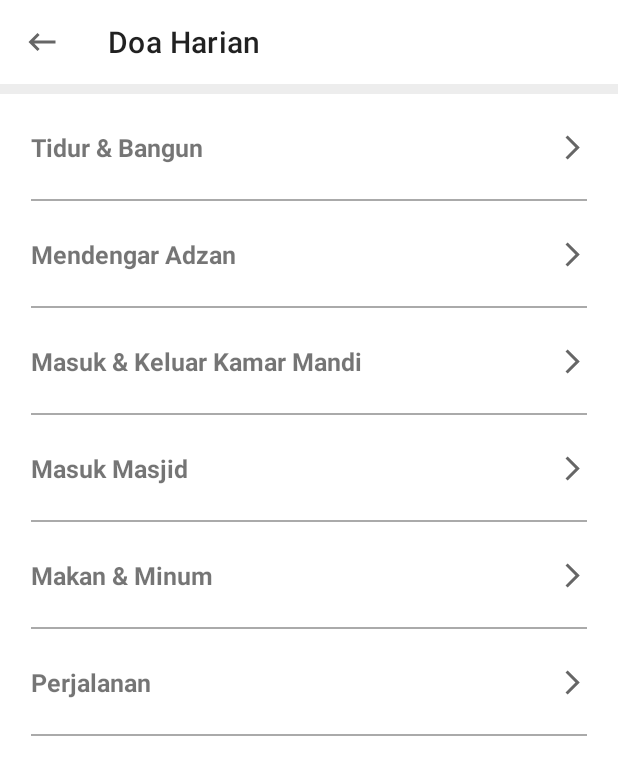
After one commit to anggapamb/Islamic, an Android app: the DoaHarianActivity screen opened directly, with no data from a screen before it, on a phone screen of 412 x 824 dp. The commit adds this screen. Shown: the top 775 px of the screen. Run offline under Robolectric (Android 15) with nearby library versions, the phone set to English and light mode, and no system bars; our stand-ins replace sdp/ssp sizes.

Commit message:
==> Doa Harian Belum selese brow!!!

```diff
--- a/app/src/main/AndroidManifest.xml
+++ b/app/src/main/AndroidManifest.xml
@@ -9,7 +9,10 @@
         android:roundIcon="@mipmap/ic_launcher_round"
         android:supportsRtl="true"
         android:theme="@style/Theme.Islamic">
-        <activity android:name=".activity.TahlilActivity"></activity>
+        <activity android:name=".activity.AyatKursiActivity"></activity>
+        <activity android:name=".activity.AboutAcitivity" />
+        <activity android:name=".activity.DoaHarianActivity" />
+        <activity android:name=".activity.TahlilActivity" />
         <activity android:name=".activity.AsmaulHusnaActivity" />
         <activity android:name=".activity.HomeActivity" />
         <activity android:name=".activity.MainActivity">
--- /dev/null
+++ b/app/src/main/java/com/islamicapp/activity/DoaHarianActivity.kt
@@ -0,0 +1,25 @@
+package com.islamicapp.activity
+
+import androidx.appcompat.app.AppCompatActivity
+import android.os.Bundle
+import com.islamicapp.R
+import com.islamicapp.databinding.ActivityDoaHarianBinding
+
+class DoaHarianActivity : AppCompatActivity() {
+
+    private lateinit var binding: ActivityDoaHarianBinding
+
+    override fun onCreate(savedInstanceState: Bundle?) {
+        super.onCreate(savedInstanceState)
+        binding = ActivityDoaHarianBinding.inflate(layoutInflater)
+        setContentView(binding.root)
+
+        setSupportActionBar(binding.toolbarDoaHarian)
+
+    }
+
+    override fun onSupportNavigateUp(): Boolean {
+        onBackPressed()
+        return true
+    }
+}
--- a/app/src/main/java/com/islamicapp/activity/HomeActivity.kt
+++ b/app/src/main/java/com/islamicapp/activity/HomeActivity.kt
@@ -36,6 +36,11 @@ class HomeActivity : AppCompatActivity(), View.OnClickListener {
             binding.linearTahlil -> {
                 startActivity(Intent(this, TahlilActivity::class.java))
             }
+
+            binding.linearDoaHarian -> {
+                startActivity(Intent(this, DoaHarianActivity::class.java))
+            }
+
         }
     }
 }
--- /dev/null
+++ b/app/src/main/res/drawable/ic_baseline_info.xml
@@ -0,0 +1,5 @@
+<vector android:height="24dp" android:tint="#FFD52D"
+    android:viewportHeight="24" android:viewportWidth="24"
+    android:width="24dp" xmlns:android="http://schemas.android.com/apk/res/android">
+    <path android:fillColor="@android:color/white" android:pathData="M12,2C6.48,2 2,6.48 2,12s4.48,10 10,10 10,-4.48 10,-10S17.52,2 12,2zM13,17h-2v-6h2v6zM13,9h-2L11,7h2v2z"/>
+</vector>
--- /dev/null
+++ b/app/src/main/res/drawable/ic_forward.xml
@@ -0,0 +1,11 @@
+<vector xmlns:android="http://schemas.android.com/apk/res/android"
+    android:width="24dp"
+    android:height="24dp"
+    android:viewportWidth="24"
+    android:viewportHeight="24"
+    android:tint="?attr/colorControlNormal"
+    android:autoMirrored="true">
+  <path
+      android:fillColor="@android:color/white"
+      android:pathData="M6.23,20.23l1.77,1.77l10,-10l-10,-10l-1.77,1.77l8.23,8.23z"/>
+</vector>
--- /dev/null
+++ b/app/src/main/res/layout/activity_doa_harian.xml
@@ -0,0 +1,252 @@
+<?xml version="1.0" encoding="utf-8"?>
+<LinearLayout xmlns:android="http://schemas.android.com/apk/res/android"
+    xmlns:app="http://schemas.android.com/apk/res-auto"
+    xmlns:tools="http://schemas.android.com/tools"
+    android:layout_width="match_parent"
+    android:layout_height="match_parent"
+    android:background="@color/greyColor"
+    android:orientation="vertical"
+    tools:context=".activity.DoaHarianActivity">
+
+    <androidx.appcompat.widget.Toolbar
+        android:id="@+id/toolbar_doa_harian"
+        android:layout_width="match_parent"
+        android:layout_height="?attr/actionBarSize"
+        android:background="@color/white"
+        app:menu="@menu/doa_harian_menu"
+        app:navigationIcon="@drawable/ic_back"
+        app:title="Doa Harian" />
+
+    <LinearLayout
+        android:layout_width="match_parent"
+        android:layout_height="match_parent"
+        android:layout_marginTop="@dimen/_5sdp"
+        android:background="@color/white"
+        android:orientation="vertical">
+
+        <ScrollView
+            android:layout_width="match_parent"
+            android:layout_height="match_parent">
+
+            <LinearLayout
+                android:layout_width="match_parent"
+                android:layout_height="wrap_content"
+                android:orientation="vertical">
+
+                <RelativeLayout
+                    android:layout_width="match_parent"
+                    android:layout_height="@dimen/_55sdp"
+                    android:clickable="true"
+                    android:focusable="true"
+                    android:background="?attr/selectableItemBackground">
+
+                    <ImageView
+                        android:layout_width="@dimen/_15sdp"
+                        android:layout_height="@dimen/_15sdp"
+                        android:layout_alignParentEnd="true"
+                        android:layout_centerVertical="true"
+                        android:layout_marginEnd="@dimen/_16sdp"
+                        android:src="@drawable/ic_forward" />
+
+                    <TextView
+                        android:layout_width="wrap_content"
+                        android:layout_height="wrap_content"
+                        android:layout_centerVertical="true"
+                        android:layout_marginStart="@dimen/_16sdp"
+                        android:layout_marginEnd="@dimen/_16sdp"
+                        android:text="@string/tidur_amp_bangun"
+                        android:textSize="@dimen/_13ssp"
+                        android:textStyle="bold" />
+
+                    <View
+                        android:layout_width="match_parent"
+                        android:layout_height="@dimen/_1sdp"
+                        android:layout_alignParentBottom="true"
+                        android:layout_marginStart="@dimen/_16sdp"
+                        android:layout_marginEnd="@dimen/_16sdp"
+                        android:background="@android:color/darker_gray" />
+
+                </RelativeLayout>
+
+                <RelativeLayout
+                    android:layout_width="match_parent"
+                    android:layout_height="@dimen/_55sdp"
+                    android:clickable="true"
+                    android:focusable="true"
+                    android:background="?attr/selectableItemBackground">
+
+                    <ImageView
+                        android:layout_width="@dimen/_15sdp"
+                        android:layout_height="@dimen/_15sdp"
+                        android:layout_alignParentEnd="true"
+                        android:layout_centerVertical="true"
+                        android:layout_marginEnd="@dimen/_16sdp"
+                        android:src="@drawable/ic_forward" />
+
+                    <TextView
+                        android:layout_width="wrap_content"
+                        android:layout_height="wrap_content"
+                        android:layout_centerVertical="true"
+                        android:layout_marginStart="@dimen/_16sdp"
+                        android:layout_marginEnd="@dimen/_16sdp"
+                        android:text="@string/mendengar_adzan"
+                        android:textSize="@dimen/_13ssp"
+                        android:textStyle="bold" />
+
+                    <View
+                        android:layout_width="match_parent"
+                        android:layout_height="@dimen/_1sdp"
+                        android:layout_alignParentBottom="true"
+                        android:layout_marginStart="@dimen/_16sdp"
+                        android:layout_marginEnd="@dimen/_16sdp"
+                        android:background="@android:color/darker_gray"/>
+
+                </RelativeLayout>
+
+                <RelativeLayout
+                    android:layout_width="match_parent"
+                    android:layout_height="@dimen/_55sdp"
+                    android:clickable="true"
+                    android:focusable="true"
+                    android:background="?attr/selectableItemBackground">
+
+                    <ImageView
+                        android:layout_width="@dimen/_15sdp"
+                        android:layout_height="@dimen/_15sdp"
+                        android:layout_alignParentEnd="true"
+                        android:layout_centerVertical="true"
+                        android:layout_marginEnd="@dimen/_16sdp"
+                        android:src="@drawable/ic_forward" />
+
+                    <TextView
+                        android:layout_width="wrap_content"
+                        android:layout_height="wrap_content"
+                        android:layout_centerVertical="true"
+                        android:layout_marginStart="@dimen/_16sdp"
+                        android:layout_marginEnd="@dimen/_16sdp"
+                        android:text="@string/masuk_amp_keluar_kamar_mandi"
+                        android:textSize="@dimen/_13ssp"
+                        android:textStyle="bold" />
+
+                    <View
+                        android:layout_width="match_parent"
+                        android:layout_height="@dimen/_1sdp"
+                        android:layout_alignParentBottom="true"
+                        android:layout_marginStart="@dimen/_16sdp"
+                        android:layout_marginEnd="@dimen/_16sdp"
+                        android:background="@android:color/darker_gray" />
+
+                </RelativeLayout>
+
+                <RelativeLayout
+                    android:layout_width="match_parent"
+                    android:layout_height="@dimen/_55sdp"
+                    android:clickable="true"
+                    android:focusable="true"
+                    android:background="?attr/selectableItemBackground">
+
+                    <ImageView
+                        android:layout_width="@dimen/_15sdp"
+                        android:layout_height="@dimen/_15sdp"
+                        android:layout_alignParentEnd="true"
+                        android:layout_centerVertical="true"
+                        android:layout_marginEnd="@dimen/_16sdp"
+                        android:src="@drawable/ic_forward" />
+
+                    <TextView
+                        android:layout_width="wrap_content"
+                        android:layout_height="wrap_content"
+                        android:layout_centerVertical="true"
+                        android:layout_marginStart="@dimen/_16sdp"
+                        android:layout_marginEnd="@dimen/_16sdp"
+                        android:text="@string/masuk_masjid"
+                        android:textSize="@dimen/_13ssp"
+                        android:textStyle="bold" />
+
+                    <View
+                        android:layout_width="match_parent"
+                        android:layout_height="@dimen/_1sdp"
+                        android:layout_alignParentBottom="true"
+                        android:layout_marginStart="@dimen/_16sdp"
+                        android:layout_marginEnd="@dimen/_16sdp"
+                        android:background="@android:color/darker_gray"/>
+
+                </RelativeLayout>
+
+                <RelativeLayout
+                    android:layout_width="match_parent"
+                    android:layout_height="@dimen/_55sdp"
+                    android:clickable="true"
+                    android:focusable="true"
+                    android:background="?attr/selectableItemBackground">
+
+                    <ImageView
+                        android:layout_width="@dimen/_15sdp"
+                        android:layout_height="@dimen/_15sdp"
+                        android:layout_alignParentEnd="true"
+                        android:layout_centerVertical="true"
+                        android:layout_marginEnd="@dimen/_16sdp"
+                        android:src="@drawable/ic_forward" />
+
+                    <TextView
+                        android:layout_width="wrap_content"
+                        android:layout_height="wrap_content"
+                        android:layout_centerVertical="true"
+                        android:layout_marginStart="@dimen/_16sdp"
+                        android:layout_marginEnd="@dimen/_16sdp"
+                        android:text="@string/makan_amp_minum"
+                        android:textSize="@dimen/_13ssp"
+                        android:textStyle="bold" />
+
+                    <View
+                        android:layout_width="match_parent"
+                        android:layout_height="@dimen/_1sdp"
+                        android:layout_alignParentBottom="true"
+                        android:layout_marginStart="@dimen/_16sdp"
+                        android:layout_marginEnd="@dimen/_16sdp"
+                        android:background="@android:color/darker_gray" />
+
+                </RelativeLayout>
+
+                <RelativeLayout
+                    android:layout_width="match_parent"
+                    android:layout_height="@dimen/_55sdp"
+                    android:clickable="true"
+                    android:focusable="true"
+                    android:background="?attr/selectableItemBackground">
+
+                    <ImageView
+                        android:layout_width="@dimen/_15sdp"
+                        android:layout_height="@dimen/_15sdp"
+                        android:layout_alignParentEnd="true"
+                        android:layout_centerVertical="true"
+                        android:layout_marginEnd="@dimen/_16sdp"
+                        android:src="@drawable/ic_forward" />
+
+                    <TextView
+                        android:layout_width="wrap_content"
+                        android:layout_height="wrap_content"
+                        android:layout_centerVertical="true"
+                        android:layout_marginStart="@dimen/_16sdp"
+                        android:layout_marginEnd="@dimen/_16sdp"
+                        android:text="@string/perjalanan"
+                        android:textSize="@dimen/_13ssp"
+                        android:textStyle="bold" />
+
+                    <View
+                        android:layout_width="match_parent"
+                        android:layout_height="@dimen/_1sdp"
+                        android:layout_alignParentBottom="true"
+                        android:layout_marginStart="@dimen/_16sdp"
+                        android:layout_marginEnd="@dimen/_16sdp"
+                        android:background="@android:color/darker_gray" />
+
+                </RelativeLayout>
+
+            </LinearLayout>
+
+        </ScrollView>
+
+    </LinearLayout>
+
+</LinearLayout>
--- a/app/src/main/res/layout/activity_home.xml
+++ b/app/src/main/res/layout/activity_home.xml
@@ -312,6 +312,8 @@
                 tools:ignore="UselessParent">
 
                 <LinearLayout
+                    android:id="@+id/linear_doa_harian"
+                    android:onClick="onClick"
                     android:layout_width="0dp"
                     android:layout_height="wrap_content"
                     android:layout_weight="1"
--- a/app/src/main/res/layout/fragment_all_menu.xml
+++ b/app/src/main/res/layout/fragment_all_menu.xml
@@ -140,6 +140,7 @@
             tools:ignore="UselessParent">
 
             <LinearLayout
+                android:id="@+id/all_menu_doa_harian"
                 android:layout_width="0dp"
                 android:layout_height="wrap_content"
                 android:layout_weight="1"
@@ -199,6 +200,7 @@
             </LinearLayout>
 
             <LinearLayout
+                android:id="@+id/all_menu_ayat_kursi"
                 android:layout_width="0dp"
                 android:layout_height="wrap_content"
                 android:layout_weight="1"
@@ -296,6 +298,7 @@
             </LinearLayout>
 
             <LinearLayout
+                android:id="@+id/all_menu_about"
                 android:layout_width="0dp"
                 android:layout_height="wrap_content"
                 android:layout_weight="1"
--- /dev/null
+++ b/app/src/main/res/menu/doa_harian_menu.xml
@@ -0,0 +1,12 @@
+<?xml version="1.0" encoding="utf-8"?>
+<menu xmlns:android="http://schemas.android.com/apk/res/android"
+    xmlns:app="http://schemas.android.com/apk/res-auto">
+
+    <item
+        android:id="@+id/information_doa_harian"
+        android:title="@string/informationdoaharian"
+        app:showAsAction="ifRoom"
+        android:icon="@drawable/ic_baseline_info"
+        />
+
+</menu>
--- a/app/src/main/res/values/strings.xml
+++ b/app/src/main/res/values/strings.xml
@@ -58,4 +58,20 @@
     <string name="tasbih_tahlil">سُبْحَانَ اللهِ وَبِحَمْدِهِ، سُبْحَانَ اللهِ وَبِحَمْدِهِ.* 10 سُبْحَانَ اللهِ وَبِحَمْدِهِ، سُبْحَانَ اللهِ الْعَظِيْمِ وَبِحَمْدِهِ</string>
     <string name="_17_shalawat_atas_nabi">17. Shalawat Atas Nabi</string>
     <string name="shalawat_atas_nabi">اللَّهُمَّ صَلِّ عَلَى حَبِيْبِكَ سَيِّدِنَا مُحَمَّدٍ وَعَلَى آلِهِ وَصَحْبِهِ وَسَلِّمْ *3 اَجْمَعِيْنَ</string>
+    <string name="informationdoaharian">informationDoaHarian</string>
+    <string name="this_image_about_avatar">this image about avatar</string>
+    <string name="text_lorem_ipsump">Lorem ipsum dolor sit amet, consectetur adipiscing elit, sed do eiusmod tempor incididunt ut labore et dolore magna aliqua. Pulvinar elementum integer enim neque. In tellus integer feugiat scelerisque. Duis at tellus at urna condimentum mattis. Euismod nisi porta lorem mollis aliquam ut porttitor leo a. Amet facilisis magna etiam tempor orci.</string>
+    <string name="anggapamb">: @anggapamb</string>
+    <string name="nomerku">: 0895 4125 79001</string>
+    <string name="instagram">instagram</string>
+    <string name="telegram">telegram</string>
+    <string name="whatsapp">whatsapp</string>
+    <string name="ayat_kursi_ar">ٱللَّهُ لَآ إِلَٰهَ إِلَّا هُوَ ٱلْحَىُّ ٱلْقَيُّومُ ۚ لَا تَأْخُذُهُۥ سِنَةٌ وَلَا نَوْمٌ ۚ لَّهُۥ مَا فِى ٱلسَّمَٰوَٰتِ وَمَا فِى ٱلْأَرْضِ ۗ مَن ذَا ٱلَّذِى يَشْفَعُ عِندَهُۥٓ إِلَّا بِإِذْنِهِۦ ۚ يَعْلَمُ مَا بَيْنَ أَيْدِيهِمْ وَمَا خَلْفَهُمْ ۖ وَلَا يُحِيطُونَ بِشَىْءٍ مِّنْ عِلْمِهِۦٓ إِلَّا بِمَا شَآءَ ۚ وَسِعَ كُرْسِيُّهُ ٱلسَّمَٰوَٰتِ وَٱلْأَرْضَ ۖ وَلَا يَـُٔودُهُۥ حِفْظُهُمَا ۚ وَهُوَ ٱلْعَلِىُّ ٱلْعَظِيمُ</string>
+    <string name="arti_ayat_kursi">Artinya: “Allah, tidak ada Tuhan (yang berhak disembah) melainkan Dia Yang Hidup kekal lagi terus menerus mengurus (makhluk-Nya); tidak mengantuk dan tidak tidur. Kepunyaan-Nya apa yang di langit dan di bumi. Tiada yang dapat memberi syafa\'at di sisi Allah tanpa izin-Nya? Allah mengetahui apa-apa yang di hadapan mereka dan di belakang mereka, dan mereka tidak mengetahui apa-apa dari ilmu Allah melainkan apa yang dikehendaki-Nya. Kursi Allah meliputi langit dan bumi. Dan Allah tidak merasa berat memelihara keduanya, dan Allah Maha Tinggi lagi Maha Besar.” (QS. Al Baqoroh: 255)</string>
+    <string name="tidur_amp_bangun"><![CDATA[Tidur & Bangun]]></string>
+    <string name="mendengar_adzan">Mendengar Adzan</string>
+    <string name="masuk_amp_keluar_kamar_mandi"><![CDATA[Masuk & Keluar Kamar Mandi]]></string>
+    <string name="masuk_masjid">Masuk Masjid</string>
+    <string name="makan_amp_minum"><![CDATA[Makan & Minum]]></string>
+    <string name="perjalanan">Perjalanan</string>
 </resources>
```
Also changed, not shown: app/src/main/java/com/islamicapp/activity/AboutAcitivity.kt (added, +25 -0 lines), app/src/main/java/com/islamicapp/activity/AyatKursiActivity.kt (added, +25 -0 lines), app/src/main/java/com/islamicapp/fragment/AllMenuFragment.kt (+14 -2 lines), app/src/main/res/layout/activity_about_acitivity.xml (added, +147 -0 lines), app/src/main/res/layout/activity_ayat_kursi.xml (added, +48 -0 lines), app/src/main/res/drawable/instagram.png (added), app/src/main/res/drawable/telegram.png (added), app/src/main/res/drawable/whatsapp.png (added), 1 other file.
